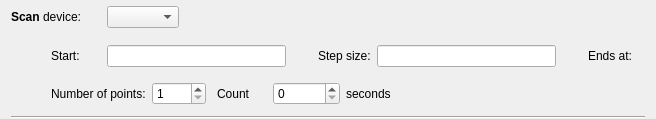
Old version of the form nicos/clients/gui/cmdlets/scan.ui in the repository mlz-ictrl/nicos.
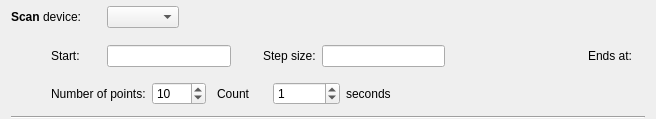
New version of the form.

Diff of the .ui file:
```diff
--- a/nicos/clients/gui/cmdlets/scan.ui
+++ b/nicos/clients/gui/cmdlets/scan.ui
@@ -143,7 +143,7 @@
         <enum>Qt::Horizontal</enum>
        </property>
        <property name="sizeType">
-        <enum>QSizePolicy::Fixed</enum>
+        <enum>QSizePolicy::Expanding</enum>
        </property>
        <property name="sizeHint" stdset="0">
         <size>
@@ -202,6 +202,9 @@
        <property name="maximum">
         <number>1000</number>
        </property>
+       <property name="value">
+        <number>10</number>
+       </property>
       </widget>
      </item>
      <item>
@@ -238,6 +241,9 @@
        <property name="maximum">
         <number>1000000</number>
        </property>
+       <property name="value">
+        <number>1</number>
+       </property>
       </widget>
      </item>
      <item>
```
